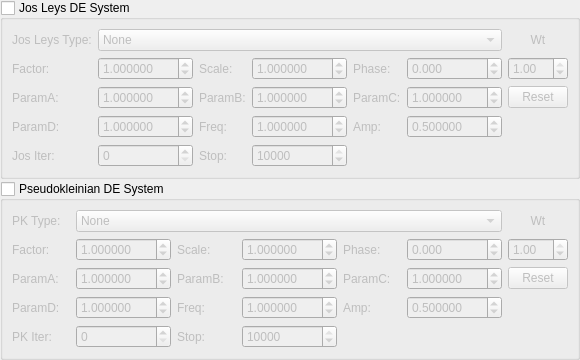
Qt form mandelbulber2/qt/mutation_jos_pk_panel.ui (irinox-ctrl/mandelbulber2) before a commit.
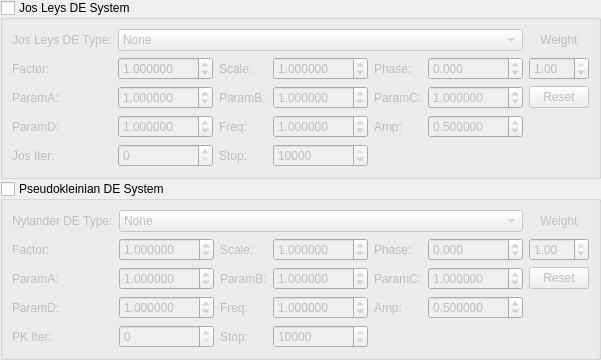
The same form after that commit. Custom widgets are drawn as their Qt base class.

Patch:
```diff
--- a/mandelbulber2/qt/mutation_jos_pk_panel.ui
+++ b/mandelbulber2/qt/mutation_jos_pk_panel.ui
@@ -33,13 +33,13 @@
       <item row="0" column="0">
        <widget class="QLabel" name="label_jos_type">
         <property name="text">
-         <string>Jos Leys Type:</string>
+         <string>Jos Leys DE Type:</string>
         </property>
 
         </widget>
       </item>
       <item row="0" column="6">
-       <widget class="QLabel"><property name="text"><string>Wt</string></property><property name="alignment"><set>Qt::AlignCenter</set></property></widget>
+       <widget class="QLabel"><property name="text"><string>Weight</string></property><property name="alignment"><set>Qt::AlignCenter</set></property></widget>
       </item>
       <item row="1" column="6">
        <widget class="MyDoubleSpinBox" name="spinbox_mutation_jos_leys_section_weight">
@@ -510,13 +510,13 @@
       <item row="0" column="0">
        <widget class="QLabel" name="label_pk_type">
         <property name="text">
-         <string>PK Type:</string>
+         <string>Nylander DE Type:</string>
         </property>
 
         </widget>
       </item>
       <item row="0" column="6">
-       <widget class="QLabel"><property name="text"><string>Wt</string></property><property name="alignment"><set>Qt::AlignCenter</set></property></widget>
+       <widget class="QLabel"><property name="text"><string>Weight</string></property><property name="alignment"><set>Qt::AlignCenter</set></property></widget>
       </item>
       <item row="1" column="6">
        <widget class="MyDoubleSpinBox" name="spinbox_mutation_pk_section_weight">
```
